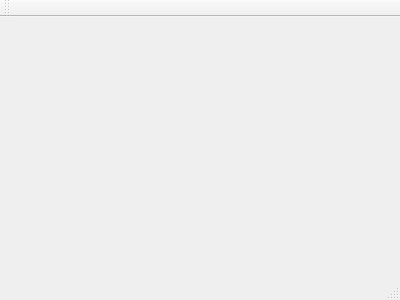
Before: the Qt Designer form MMM_PL_JO/mainwindow.ui in julia-okuniewska/MMM_PL_JO, drawn with Qt 5.
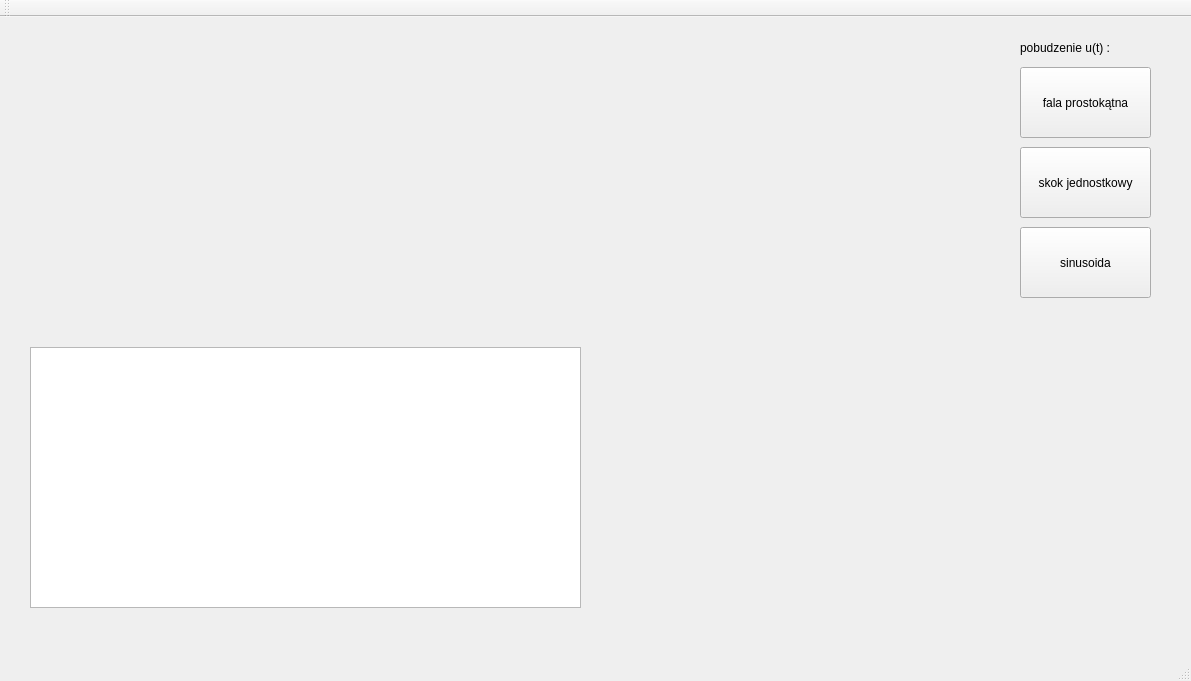
After: the same form once the commit is applied.

Diff of the .ui file:
```diff
--- a/MMM_PL_JO/mainwindow.ui
+++ b/MMM_PL_JO/mainwindow.ui
@@ -1,24 +1,102 @@
 <ui version="4.0">
  <class>MainWindow</class>
- <widget class="QMainWindow" name="MainWindow" >
-  <property name="geometry" >
+ <widget class="QMainWindow" name="MainWindow">
+  <property name="geometry">
    <rect>
     <x>0</x>
     <y>0</y>
-    <width>400</width>
-    <height>300</height>
+    <width>1191</width>
+    <height>681</height>
    </rect>
   </property>
   <property name="windowTitle" >
    <string>MainWindow</string>
   </property>
-  <widget class="QMenuBar" name="menuBar" />
-  <widget class="QToolBar" name="mainToolBar" />
-  <widget class="QWidget" name="centralWidget" />
-  <widget class="QStatusBar" name="statusBar" />
+  <widget class="QWidget" name="centralWidget">
+   <widget class="QGraphicsView" name="graphicsView">
+    <property name="geometry">
+     <rect>
+      <x>30</x>
+      <y>330</y>
+      <width>551</width>
+      <height>261</height>
+     </rect>
+    </property>
+   </widget>
+   <widget class="QPushButton" name="pushButton">
+    <property name="geometry">
+     <rect>
+      <x>1020</x>
+      <y>50</y>
+      <width>131</width>
+      <height>71</height>
+     </rect>
+    </property>
+    <property name="text">
+     <string>fala prostokątna</string>
+    </property>
+   </widget>
+   <widget class="QPushButton" name="pushButton_2">
+    <property name="geometry">
+     <rect>
+      <x>1020</x>
+      <y>130</y>
+      <width>131</width>
+      <height>71</height>
+     </rect>
+    </property>
+    <property name="text">
+     <string>skok jednostkowy</string>
+    </property>
+   </widget>
+   <widget class="QPushButton" name="pushButton_3">
+    <property name="geometry">
+     <rect>
+      <x>1020</x>
+      <y>210</y>
+      <width>131</width>
+      <height>71</height>
+     </rect>
+    </property>
+    <property name="text">
+     <string>sinusoida</string>
+    </property>
+   </widget>
+   <widget class="QLabel" name="label">
+    <property name="geometry">
+     <rect>
+      <x>1020</x>
+      <y>20</y>
+      <width>131</width>
+      <height>21</height>
+     </rect>
+    </property>
+    <property name="text">
+     <string>pobudzenie u(t) :</string>
+    </property>
+   </widget>
+  </widget>
+  <widget class="QMenuBar" name="menuBar">
+   <property name="geometry">
+    <rect>
+     <x>0</x>
+     <y>0</y>
+     <width>1191</width>
+     <height>20</height>
+    </rect>
+   </property>
+  </widget>
+  <widget class="QToolBar" name="mainToolBar">
+   <attribute name="toolBarArea">
+    <enum>TopToolBarArea</enum>
+   </attribute>
+   <attribute name="toolBarBreak">
+    <bool>false</bool>
+   </attribute>
+  </widget>
+  <widget class="QStatusBar" name="statusBar"/>
  </widget>
- <layoutDefault spacing="6" margin="11" />
- <pixmapfunction></pixmapfunction>
+ <layoutdefault spacing="6" margin="11"/>
  <resources/>
  <connections/>
 </ui>
```
Left out of the diff: 3 changed lines with no effect on the pictures.
